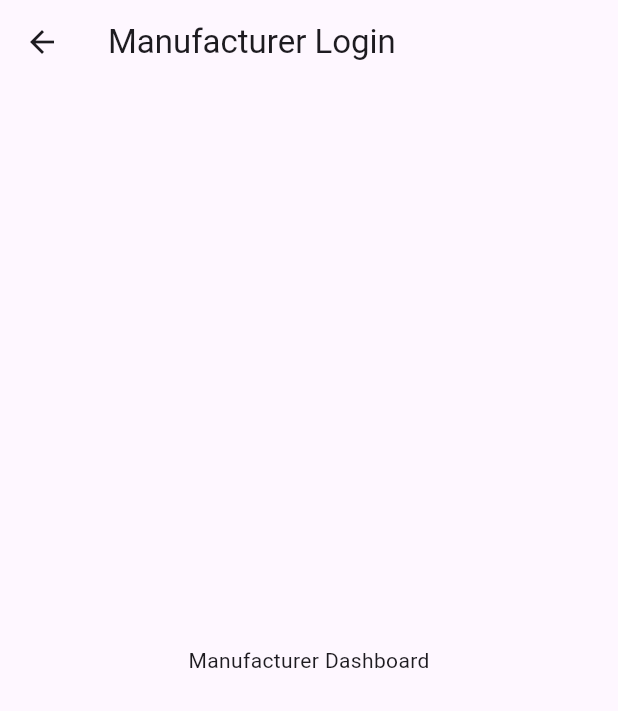
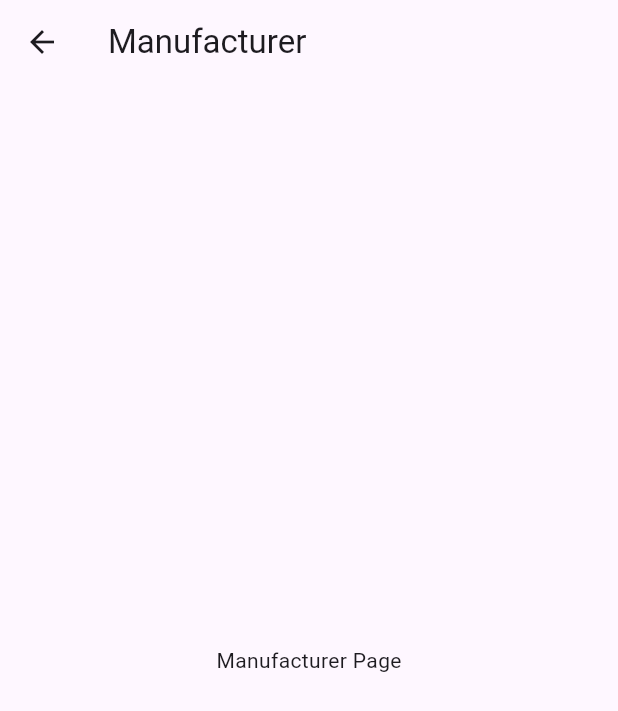
Before and after one commit to aanjeneykodesia-web/Aanjeney-, a Flutter app: the screen it shows after launch, after a tap on "Manufacturer", on a phone screen of 412 x 824 dp. Shown: the top 711 px of the screen. Run offline on Flutter 3.47's test engine with Material 3 defaults, Android fonts, the phone set to English and light mode, and no system bars.

Commit message:
Update Manufacturer login page titles

```diff
--- a/lib/Manufacturer_login.dart
+++ b/lib/Manufacturer_login.dart
@@ -4,8 +4,8 @@ class ManufacturerLogin extends StatelessWidget {
   @override
   Widget build(BuildContext context) {
     return Scaffold(
-      appBar: AppBar(title: const Text("Manufacturer Login")),
-      body: const Center(child: Text("Manufacturer Dashboard")),
+      appBar: AppBar(title: const Text("Manufacturer")),
+      body: const Center(child: Text("Manufacturer Page")),
     );
   }
 }
```
